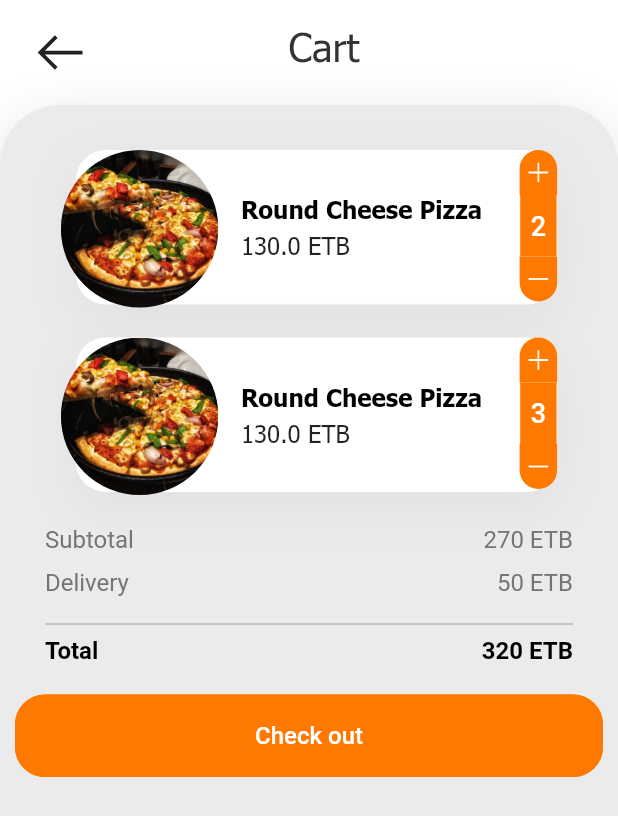
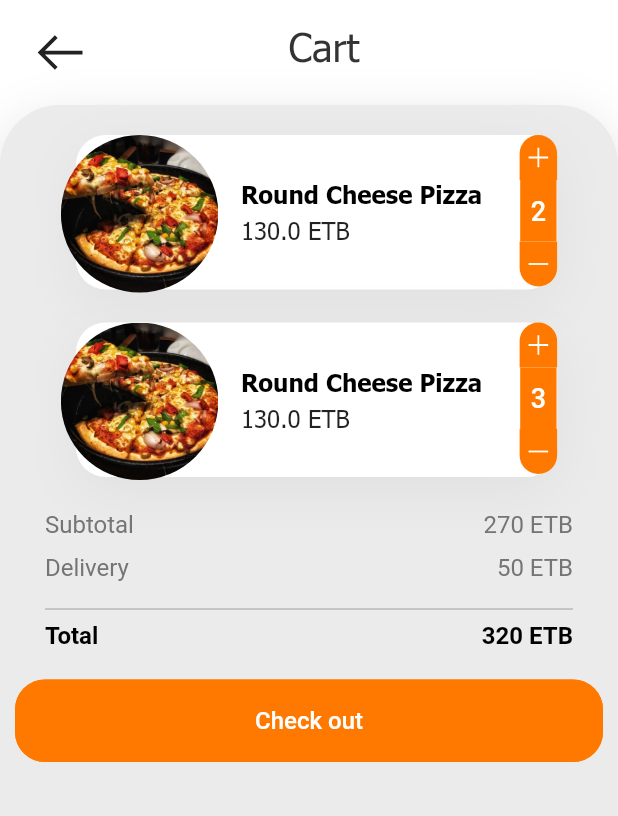
Before and after one commit to Goosh-Delivery/Goosh-Delivery-app, a Flutter app: the CartView widget shown alone on an empty page, opened directly, on a phone screen of 412 x 824 dp. Shown: the top 816 px of the screen. Run offline on Flutter 3.47's test engine with Material 2 defaults, Android fonts, the phone set to English and light mode, and no system bars; our stand-ins replace line_icons; missing offline and left inert: floating_navbar.

Commit message:
make cart statful

```diff
--- a/lib/pages/cart/cart.dart
+++ b/lib/pages/cart/cart.dart
@@ -5,7 +5,12 @@ import 'package:flutter/material.dart';
 import 'package:delivery/pages/common/theme.dart';
 import 'package:line_icons/line_icons.dart';
 
-class CartView extends StatelessWidget {
+class CartView extends StatefulWidget {
+  @override
+  _CartViewState createState() => _CartViewState();
+}
+
+class _CartViewState extends State<CartView> {
   @override
   Widget build(BuildContext context) {
     final carts = Cart.fetchFoodCart(1);
@@ -55,7 +60,7 @@ class CartView extends StatelessWidget {
               ),
               Expanded(
                 child: Container(
-                  padding: EdgeInsets.symmetric(vertical: 30, horizontal: 10),
+                  padding: EdgeInsets.symmetric(vertical: 20, horizontal: 10),
                   width: MediaQuery.of(context).size.width,
                   decoration: BoxDecoration(
                     color: Color(0xffecebeb),
```
